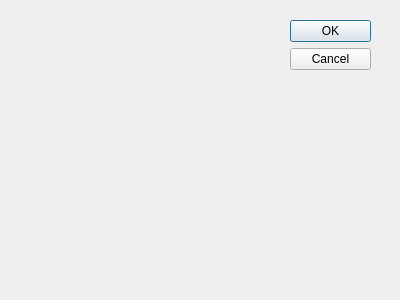
First picture: the form in viewreceipt.ui, repository PeteCastle/PEx5, before the edit.
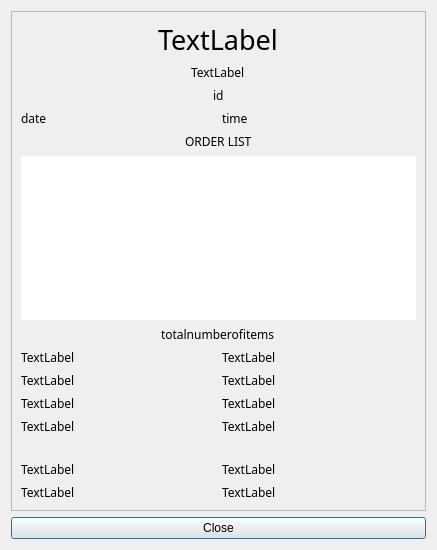
Second picture: the form after the edit.

Patch:
```diff
--- a/viewreceipt.ui
+++ b/viewreceipt.ui
@@ -8,29 +8,297 @@
    <rect>
     <x>0</x>
     <y>0</y>
-    <width>400</width>
-    <height>300</height>
+    <width>437</width>
+    <height>545</height>
    </rect>
   </property>
   <property name="windowTitle">
    <string>Dialog</string>
   </property>
-  <widget class="QDialogButtonBox" name="buttonBox">
-   <property name="geometry">
-    <rect>
-     <x>290</x>
-     <y>20</y>
-     <width>81</width>
-     <height>241</height>
-    </rect>
-   </property>
-   <property name="orientation">
-    <enum>Qt::Vertical</enum>
-   </property>
-   <property name="standardButtons">
-    <set>QDialogButtonBox::Cancel|QDialogButtonBox::Ok</set>
-   </property>
-  </widget>
+  <property name="styleSheet">
+   <string notr="true"/>
+  </property>
+  <layout class="QVBoxLayout" name="verticalLayout" stretch="0,0">
+   <item>
+    <widget class="QScrollArea" name="scrollArea">
+     <property name="sizePolicy">
+      <sizepolicy hsizetype="Minimum" vsizetype="Fixed">
+       <horstretch>0</horstretch>
+       <verstretch>0</verstretch>
+      </sizepolicy>
+     </property>
+     <property name="minimumSize">
+      <size>
+       <width>0</width>
+       <height>500</height>
+      </size>
+     </property>
+     <property name="font">
+      <font>
+       <family>Monaco</family>
+       <pointsize>9</pointsize>
+       <weight>50</weight>
+       <italic>false</italic>
+       <bold>false</bold>
+      </font>
+     </property>
+     <property name="styleSheet">
+      <string notr="true">font: 9pt &quot;Monaco&quot;;
+</string>
+     </property>
+     <property name="widgetResizable">
+      <bool>true</bool>
+     </property>
+     <widget class="QWidget" name="scrollAreaWidgetContents">
+      <property name="geometry">
+       <rect>
+        <x>0</x>
+        <y>0</y>
+        <width>417</width>
+        <height>498</height>
+       </rect>
+      </property>
+      <layout class="QVBoxLayout" name="verticalLayout_2">
+       <item alignment="Qt::AlignHCenter">
+        <widget class="QLabel" name="RestaurantName">
+         <property name="sizePolicy">
+          <sizepolicy hsizetype="Minimum" vsizetype="Maximum">
+           <horstretch>0</horstretch>
+           <verstretch>0</verstretch>
+          </sizepolicy>
+         </property>
+         <property name="minimumSize">
+          <size>
+           <width>2</width>
+           <height>0</height>
+          </size>
+         </property>
+         <property name="font">
+          <font>
+           <family>Monaco</family>
+           <pointsize>20</pointsize>
+           <weight>50</weight>
+           <italic>false</italic>
+           <bold>false</bold>
+          </font>
+         </property>
+         <property name="styleSheet">
+          <string notr="true">font: 20pt &quot;Monaco&quot;;</string>
+         </property>
+         <property name="text">
+          <string>TextLabel</string>
+         </property>
+        </widget>
+       </item>
+       <item alignment="Qt::AlignHCenter">
+        <widget class="QLabel" name="CompanyName">
+         <property name="sizePolicy">
+          <sizepolicy hsizetype="Preferred" vsizetype="Maximum">
+           <horstretch>0</horstretch>
+           <verstretch>0</verstretch>
+          </sizepolicy>
+         </property>
+         <property name="text">
+          <string>TextLabel</string>
+         </property>
+        </widget>
+       </item>
+       <item alignment="Qt::AlignHCenter">
+        <widget class="QLabel" name="TransactionIDLabel">
+         <property name="sizePolicy">
+          <sizepolicy hsizetype="Preferred" vsizetype="Maximum">
+           <horstretch>0</horstretch>
+           <verstretch>0</verstretch>
+          </sizepolicy>
+         </property>
+         <property name="text">
+          <string>id</string>
+         </property>
+        </widget>
+       </item>
+       <item>
+        <layout class="QHBoxLayout" name="horizontalLayout">
+         <property name="topMargin">
+          <number>0</number>
+         </property>
+         <item>
+          <widget class="QLabel" name="TransactionDateLabel">
+           <property name="sizePolicy">
+            <sizepolicy hsizetype="Preferred" vsizetype="Maximum">
+             <horstretch>0</horstretch>
+             <verstretch>0</verstretch>
+            </sizepolicy>
+           </property>
+           <property name="text">
+            <string>date</string>
+           </property>
+          </widget>
+         </item>
+         <item>
+          <widget class="QLabel" name="TransactionTimeLabel">
+           <property name="sizePolicy">
+            <sizepolicy hsizetype="Preferred" vsizetype="Maximum">
+             <horstretch>0</horstretch>
+             <verstretch>0</verstretch>
+            </sizepolicy>
+           </property>
+           <property name="text">
+            <string>time</string>
+           </property>
+          </widget>
+         </item>
+        </layout>
+       </item>
+       <item alignment="Qt::AlignHCenter">
+        <widget class="QLabel" name="OrderListLabel">
+         <property name="sizePolicy">
+          <sizepolicy hsizetype="Preferred" vsizetype="Fixed">
+           <horstretch>0</horstretch>
+           <verstretch>0</verstretch>
+          </sizepolicy>
+         </property>
+         <property name="text">
+          <string>ORDER LIST</string>
+         </property>
+        </widget>
+       </item>
+       <item>
+        <widget class="QTableWidget" name="tableWidget">
+         <property name="font">
+          <font>
+           <family>Monaco</family>
+           <pointsize>9</pointsize>
+           <weight>50</weight>
+           <italic>false</italic>
+           <bold>false</bold>
+          </font>
+         </property>
+         <property name="styleSheet">
+          <string notr="true">border: none;
+background:none;</string>
+         </property>
+         <property name="gridStyle">
+          <enum>Qt::DashLine</enum>
+         </property>
+        </widget>
+       </item>
+       <item alignment="Qt::AlignHCenter">
+        <widget class="QLabel" name="TotalNumberofItemsLabel">
+         <property name="text">
+          <string>totalnumberofitems</string>
+         </property>
+        </widget>
+       </item>
+       <item>
+        <layout class="QGridLayout" name="gridLayout_2">
+         <property name="topMargin">
+          <number>0</number>
+         </property>
+         <item row="0" column="0">
+          <widget class="QLabel" name="SubtotalLabel">
+           <property name="text">
+            <string>TextLabel</string>
+           </property>
+          </widget>
+         </item>
+         <item row="2" column="0">
+          <widget class="QLabel" name="DiscountLabel">
+           <property name="text">
+            <string>TextLabel</string>
+           </property>
+          </widget>
+         </item>
+         <item row="0" column="1">
+          <widget class="QLabel" name="DeliveryChargeLabel">
+           <property name="text">
+            <string>TextLabel</string>
+           </property>
+          </widget>
+         </item>
+         <item row="1" column="1">
+          <widget class="QLabel" name="ValueAddedTaxLabel">
+           <property name="text">
+            <string>TextLabel</string>
+           </property>
+          </widget>
+         </item>
+         <item row="2" column="1">
+          <widget class="QLabel" name="GrandTotalLabel">
+           <property name="text">
+            <string>TextLabel</string>
+           </property>
+          </widget>
+         </item>
+         <item row="1" column="0">
+          <widget class="QLabel" name="PaymentChargeLabel">
+           <property name="text">
+            <string>TextLabel</string>
+           </property>
+          </widget>
+         </item>
+         <item row="3" column="1">
+          <widget class="QLabel" name="ChangeLabel">
+           <property name="text">
+            <string>TextLabel</string>
+           </property>
+          </widget>
+         </item>
+         <item row="3" column="0">
+          <widget class="QLabel" name="PaidAmountLabel">
+           <property name="text">
+            <string>TextLabel</string>
+           </property>
+          </widget>
+         </item>
+        </layout>
+       </item>
+       <item>
+        <layout class="QGridLayout" name="gridLayout_3">
+         <property name="topMargin">
+          <number>20</number>
+         </property>
+         <item row="0" column="0">
+          <widget class="QLabel" name="CashierLabel">
+           <property name="text">
+            <string>TextLabel</string>
+           </property>
+          </widget>
+         </item>
+         <item row="0" column="1">
+          <widget class="QLabel" name="PaymentMethodLable">
+           <property name="text">
+            <string>TextLabel</string>
+           </property>
+          </widget>
+         </item>
+         <item row="1" column="0">
+          <widget class="QLabel" name="DeliveryMethodLabel">
+           <property name="text">
+            <string>TextLabel</string>
+           </property>
+          </widget>
+         </item>
+         <item row="1" column="1">
+          <widget class="QLabel" name="PromoCodeLabel">
+           <property name="text">
+            <string>TextLabel</string>
+           </property>
+          </widget>
+         </item>
+        </layout>
+       </item>
+      </layout>
+     </widget>
+    </widget>
+   </item>
+   <item>
+    <widget class="QPushButton" name="pushButton">
+     <property name="text">
+      <string>Close</string>
+     </property>
+    </widget>
+   </item>
+  </layout>
  </widget>
  <pixmapfunction/>
  <resources/>
```
Left out of the diff: 40 changed lines with no effect on the pictures.
